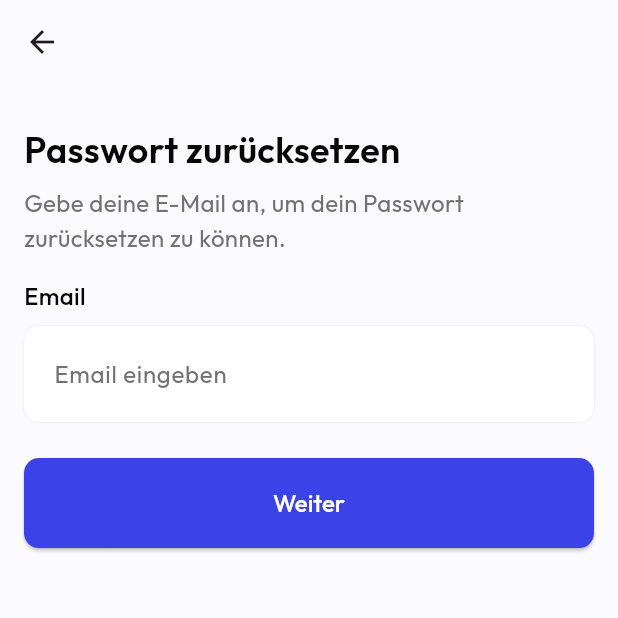
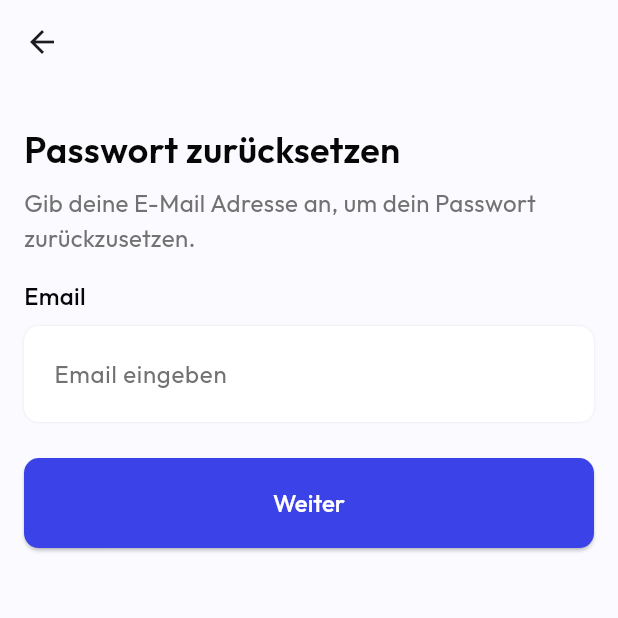
Before and after one commit to emilianmisera/trackbud-app, a Flutter app: the ForgotPasswordScreen screen opened directly, on a phone screen of 412 x 824 dp, the top half of it. Run offline on Flutter 3.47's test engine with Material 3 defaults, Android fonts, the light colour scheme and no system bars; drawn by our look-alikes of simple_shadow; our stand-ins replace firebase_auth, firebase_core, flutter_svg; accounts and stored records are empty.

Commit message:
change some german strings

```diff
--- a/track_bud/lib/utils/strings.dart
+++ b/track_bud/lib/utils/strings.dart
@@ -1,13 +1,17 @@
-class AppString{
+class AppString {
   //onboarding
   static String signIn = "Anmelden";
   static String signUp = "Registrieren";
-  static String onboardingTitle = "Verwalte deine Finanzen einfach und effizient an einem Ort.";
-  static String onboardingDescribtion = "Tracke mühelos deine Ein- und Ausgaben und behalte stets den Überblick über deine Schulden und Rückzahlungen von Freunden.";
+  static String onboardingTitle =
+      "Verwalte deine Finanzen einfach und effizient an einem Ort.";
+  static String onboardingDescribtion =
+      "Tracke mühelos deine Ein- und Ausgaben und behalte stets den Überblick über deine Schulden und Rückzahlungen von Freunden.";
 
   //sign in & sign up
-  static String signInDescribtion = "Melde dich an, um deine Finanzen im Blick zu behalten.";
-  static String signUpDescribtion = "Beginne jetzt, deine Finanzen mühelos zu verwalten.";
+  static String signInDescribtion =
+      "Melde dich an, um deine Finanzen im Blick zu behalten.";
+  static String signUpDescribtion =
+      "Beginne jetzt, deine Finanzen mühelos zu verwalten.";
   static String email = "Email";
   static String hintEmail = "Email eingeben";
   static String password = "Passwort";
@@ -22,14 +26,16 @@ class AppString{
   static String confirmPassword = "Passwort bestätigen";
   static String forgotPassword = "Passwort vergessen?";
   static String resetPassword = "Passwort zurücksetzen";
-  static String resetPasswordDescribtion = "Gebe deine E-Mail an, um dein Passwort zurücksetzen zu können.";
+  static String resetPasswordDescribtion =
+      "Gib deine E-Mail Adresse an, um dein Passwort zurückzusetzen.";
   static String continueText = "Weiter";
   static String loginFailedSnackbar = "Anmeldung fehlgeschlagen";
   static String successfulLogin = "Angemeldet mit";
-  static String emptyLoginInput = "Bitte geben Sie E-Mail und Passwort an.";
-  static String signupEmptyField = "Bitte füllen Sie alle Felder aus.";
-  static String signupPasswordsDontMatch = "Ihre Passwörter unterscheiden sich.";
+  static String emptyLoginInput =
+      "Bitte gib deine E-Mail und dein Passwort an.";
+  static String signupEmptyField = "Bitte fülle alle Felder aus.";
+  static String signupPasswordsDontMatch =
+      "Deine Passwörter unterscheiden sich.";
   static String signupSucessful = "Account erstellt mit E-Mail";
   static String signupFailedSnackbar = "Registrierung fehlgeschlagen";
-
 }
```
